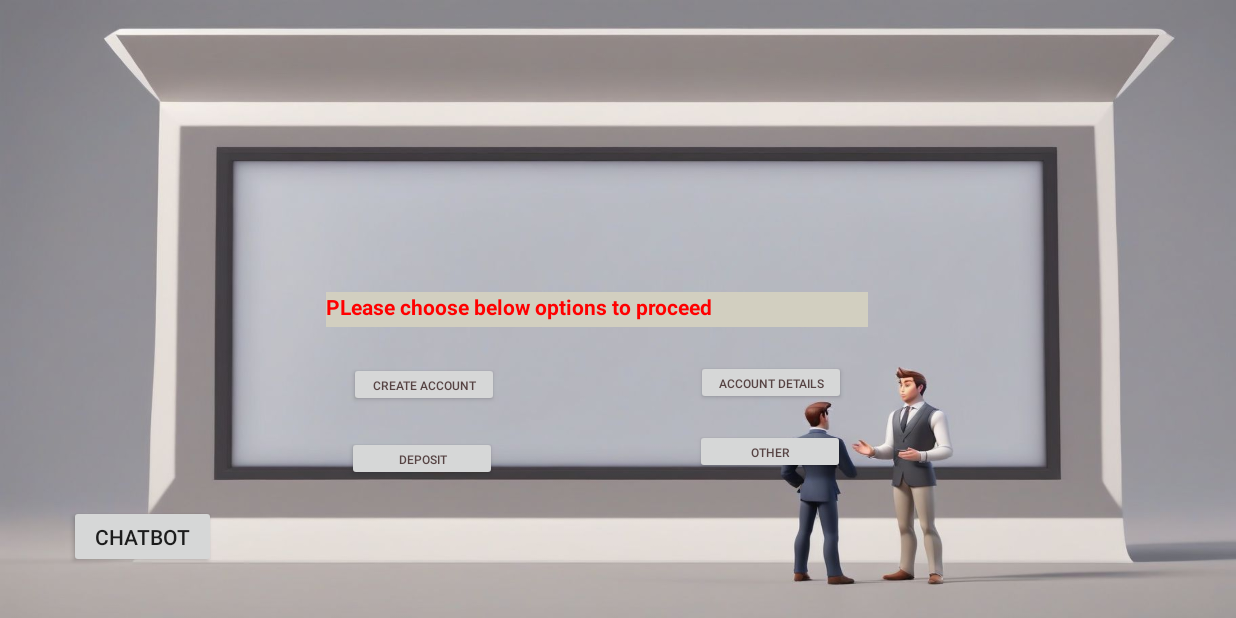
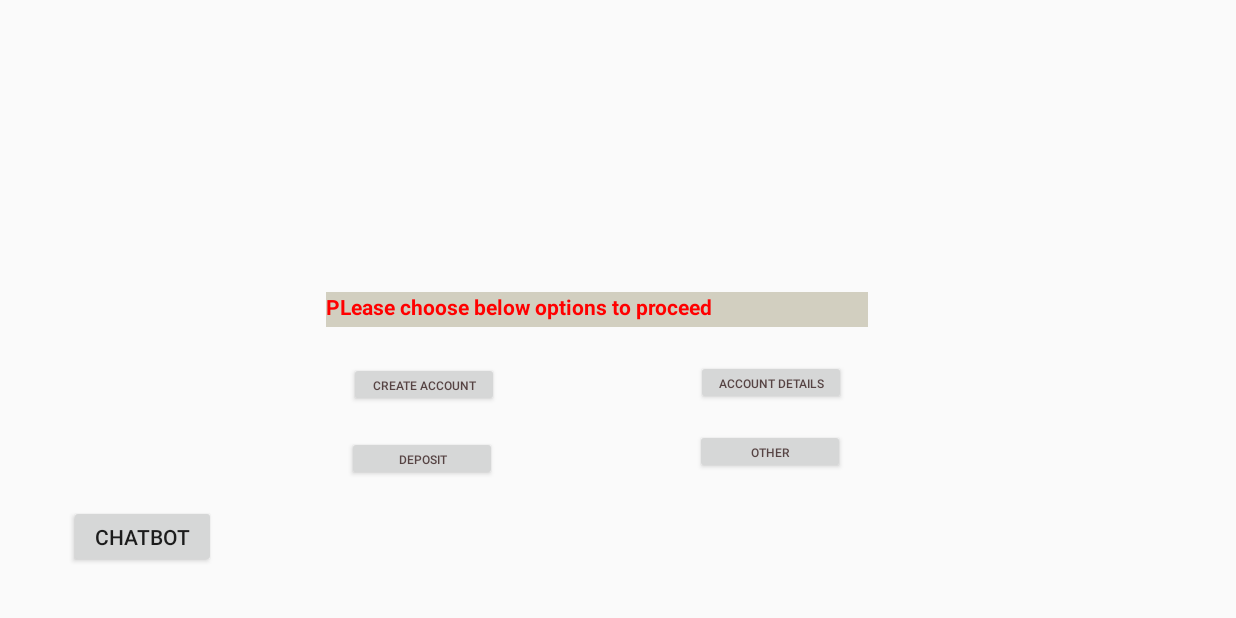
Before and after one commit to karthikprasads/EazilyDone_Internship, an Android app: the screen it shows after launch (ThirdActivity), on a phone screen of 824 x 412 dp (held sideways). Run offline under Robolectric (Android 15) with nearby library versions, the phone set to English and light mode, and no system bars.

Commit message:
small change

```diff
--- a/app/src/main/res/layout/activity_third.xml
+++ b/app/src/main/res/layout/activity_third.xml
@@ -4,7 +4,6 @@
     xmlns:app="http://schemas.android.com/apk/res-auto"
     android:layout_width="match_parent"
     android:layout_height="match_parent"
-    android:background="@drawable/cust_empBCG"
     android:padding="16dp">
 
     <androidx.constraintlayout.widget.ConstraintLayout
```
